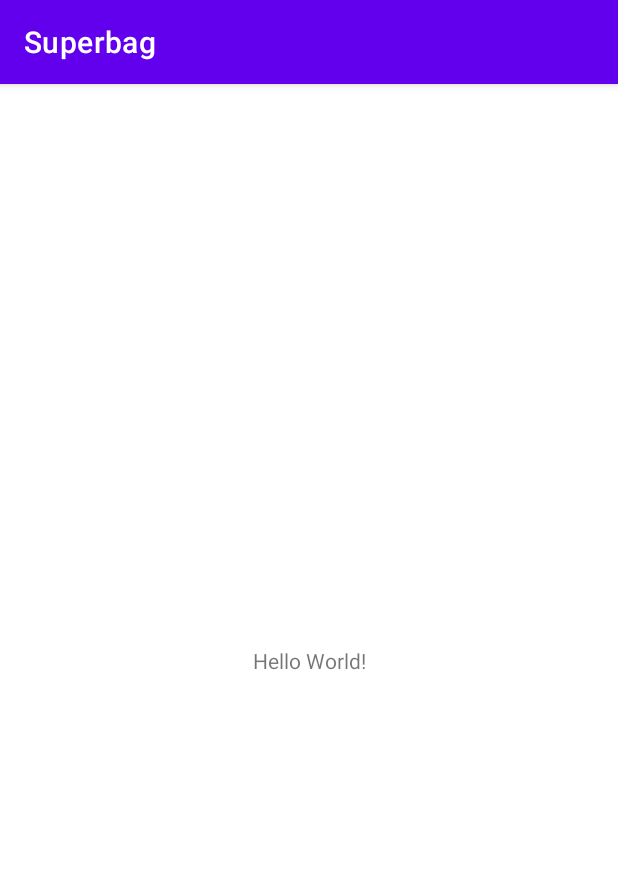
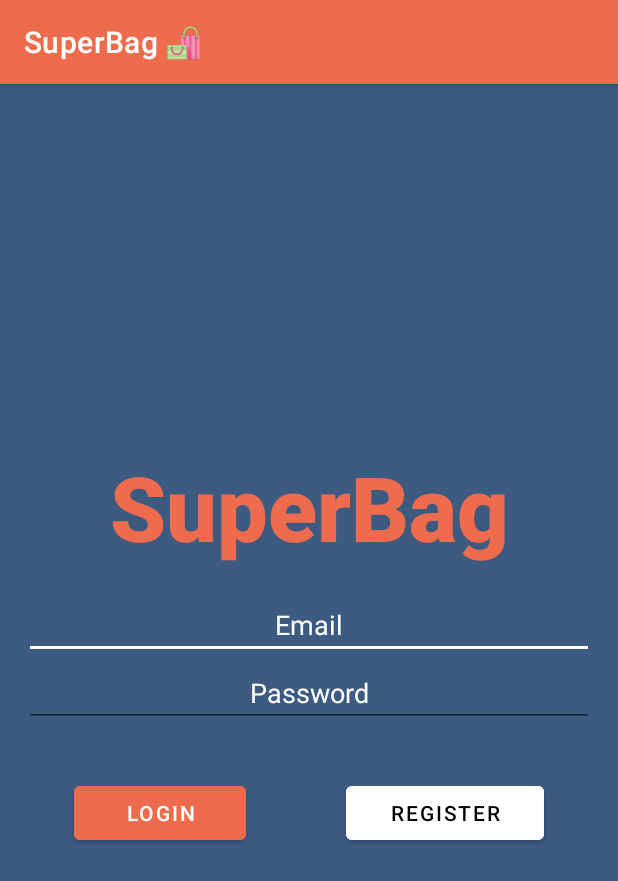
Before and after one commit to adrianpisabarrogarcia/SuperBag, an Android app: the screen it shows after launch (MainActivity before the commit, AuthActivity after it), on a phone screen of 412 x 824 dp. Shown: the top 881 px of the screen. Run offline under Robolectric (Android 15) with nearby library versions, the phone set to English and light mode, and no system bars.

Commit message:
Auth layout

```diff
--- a/app/build.gradle
+++ b/app/build.gradle
@@ -1,6 +1,7 @@
 plugins {
     id 'com.android.application'
     id 'org.jetbrains.kotlin.android'
+    id 'com.google.gms.google-services'
 }
 
 android {
@@ -33,7 +34,6 @@ android {
 }
 
 dependencies {
-
     implementation 'androidx.core:core-ktx:1.7.0'
     implementation 'androidx.appcompat:appcompat:1.4.1'
     implementation 'com.google.android.material:material:1.5.0'
@@ -41,4 +41,8 @@ dependencies {
     testImplementation 'junit:junit:4.13.2'
     androidTestImplementation 'androidx.test.ext:junit:1.1.3'
     androidTestImplementation 'androidx.test.espresso:espresso-core:3.4.0'
+    implementation platform('com.google.firebase:firebase-bom:29.3.1')
+    // For example, declare the dependencies for Firebase Authentication and Cloud Firestore
+    implementation 'com.google.firebase:firebase-auth'
+    implementation 'com.google.firebase:firebase-firestore'
 }
--- a/app/src/main/AndroidManifest.xml
+++ b/app/src/main/AndroidManifest.xml
@@ -13,7 +13,7 @@
         android:theme="@style/Theme.Superbag"
         tools:targetApi="31">
         <activity
-            android:name=".MainActivity"
+            android:name=".AuthActivity"
             android:exported="true">
             <intent-filter>
                 <action android:name="android.intent.action.MAIN" />
--- a/app/src/main/java/com/adriantxupisi/superbag/MainActivity.kt
+++ b/app/src/main/java/com/adriantxupisi/superbag/AuthActivity.kt
@@ -3,9 +3,9 @@ package com.adriantxupisi.superbag
 import androidx.appcompat.app.AppCompatActivity
 import android.os.Bundle
 
-class MainActivity : AppCompatActivity() {
+class AuthActivity : AppCompatActivity() {
     override fun onCreate(savedInstanceState: Bundle?) {
         super.onCreate(savedInstanceState)
-        setContentView(R.layout.activity_main)
+        setContentView(R.layout.activity_auth)
     }
 }
--- /dev/null
+++ b/app/src/main/res/layout/activity_auth.xml
@@ -0,0 +1,100 @@
+<?xml version="1.0" encoding="utf-8"?>
+<androidx.constraintlayout.widget.ConstraintLayout xmlns:android="http://schemas.android.com/apk/res/android"
+    xmlns:app="http://schemas.android.com/apk/res-auto"
+    xmlns:tools="http://schemas.android.com/tools"
+    android:layout_width="match_parent"
+    android:layout_height="match_parent"
+    android:background="#3D5A80"
+    tools:context=".AuthActivity">
+
+    <LinearLayout
+        android:layout_width="0dp"
+        android:layout_height="wrap_content"
+        android:layout_marginStart="16dp"
+        android:layout_marginTop="16dp"
+        android:layout_marginEnd="16dp"
+        android:layout_marginBottom="16dp"
+        android:layout_weight="1"
+        android:orientation="vertical"
+        app:layout_constraintBottom_toBottomOf="parent"
+        app:layout_constraintEnd_toEndOf="parent"
+        app:layout_constraintStart_toStartOf="parent"
+        app:layout_constraintTop_toTopOf="parent">
+
+        <TextView
+            android:id="@+id/textView"
+            android:layout_width="match_parent"
+            android:layout_height="wrap_content"
+            android:fontFamily="sans-serif-black"
+            android:text="SuperBag"
+            android:textAlignment="center"
+            android:textColor="#EE6C4D"
+            android:textSize="60sp"
+            android:layout_marginTop="16dp"
+            android:layout_marginBottom="16dp"
+            />
+
+
+        <EditText
+            android:id="@+id/editTextEmail"
+            android:layout_width="match_parent"
+            android:layout_height="wrap_content"
+            android:layout_weight="1"
+            android:elegantTextHeight="true"
+            android:ems="10"
+            android:hint="Email"
+            android:inputType="textEmailAddress"
+            android:textAlignment="center"
+            android:textColor="#FFFFFF"
+            android:textColorHighlight="#FFFFFF"
+            android:textColorHint="#FFFFFF"
+            android:textColorLink="#FFFFFF" />
+
+        <EditText
+            android:id="@+id/editTextPassword"
+            android:layout_width="match_parent"
+            android:layout_height="wrap_content"
+            android:layout_weight="1"
+            android:elegantTextHeight="true"
+            android:ems="10"
+            android:hint="Password"
+            android:inputType="textPassword"
+            android:textAlignment="center"
+            android:textColor="#FFFFFF"
+            android:textColorHighlight="#FFFFFF"
+            android:textColorHint="#FFFFFF"
+            android:textColorLink="#FFFFFF" />
+
+        <LinearLayout
+            android:layout_width="match_parent"
+            android:layout_height="match_parent"
+            android:layout_weight="1"
+            android:orientation="horizontal">
+
+            <Button
+                android:id="@+id/button"
+                android:layout_width="wrap_content"
+                android:layout_height="wrap_content"
+                android:layout_margin="50px"
+                android:layout_weight="1"
+                android:text="Login"
+                android:backgroundTint="#EE6C4D"
+                android:textColor="@android:color/white"
+                />
+
+            <Button
+                android:id="@+id/button2"
+                android:layout_width="wrap_content"
+                android:layout_height="wrap_content"
+                android:layout_margin="50px"
+                android:layout_weight="1"
+                android:text="Register"
+                android:backgroundTint="@android:color/white"
+                android:textColor="@android:color/black"
+                />
+        </LinearLayout>
+    </LinearLayout>
+
+
+
+</androidx.constraintlayout.widget.ConstraintLayout>
--- a/app/src/main/res/layout/activity_main.xml
+++ /dev/null
@@ -1,18 +0,0 @@
-<?xml version="1.0" encoding="utf-8"?>
-<androidx.constraintlayout.widget.ConstraintLayout xmlns:android="http://schemas.android.com/apk/res/android"
-    xmlns:app="http://schemas.android.com/apk/res-auto"
-    xmlns:tools="http://schemas.android.com/tools"
-    android:layout_width="match_parent"
-    android:layout_height="match_parent"
-    tools:context=".MainActivity">
-
-    <TextView
-        android:layout_width="wrap_content"
-        android:layout_height="wrap_content"
-        android:text="Hello World!"
-        app:layout_constraintBottom_toBottomOf="parent"
-        app:layout_constraintEnd_toEndOf="parent"
-        app:layout_constraintStart_toStartOf="parent"
-        app:layout_constraintTop_toTopOf="parent" />
-
-</androidx.constraintlayout.widget.ConstraintLayout>
--- a/app/src/main/res/values/colors.xml
+++ b/app/src/main/res/values/colors.xml
@@ -1,10 +1,10 @@
 <?xml version="1.0" encoding="utf-8"?>
 <resources>
-    <color name="purple_200">#FFBB86FC</color>
-    <color name="purple_500">#FF6200EE</color>
-    <color name="purple_700">#FF3700B3</color>
-    <color name="teal_200">#FF03DAC5</color>
-    <color name="teal_700">#FF018786</color>
+    <color name="purple_200">#293241</color>
+    <color name="purple_500">#EE6C4D</color>
+    <color name="purple_700">#293241</color>
+    <color name="teal_200">#FFFFFFFF</color>
+    <color name="teal_700">#FFFFFFFF</color>
     <color name="black">#FF000000</color>
     <color name="white">#FFFFFFFF</color>
 </resources>
--- a/app/src/main/res/values/strings.xml
+++ b/app/src/main/res/values/strings.xml
@@ -1,3 +1,3 @@
 <resources>
-    <string name="app_name">Superbag</string>
+    <string name="app_name">SuperBag 🛍</string>
 </resources>
--- a/build.gradle
+++ b/build.gradle
@@ -1,6 +1,10 @@
-// Top-level build file where you can add configuration options common to all sub-projects/modules.
+buildscript {
+    dependencies {
+        classpath 'com.google.gms:google-services:4.3.10'
+    }
+}// Top-level build file where you can add configuration options common to all sub-projects/modules.
 plugins {
-    id 'com.android.application' version '7.3.0-alpha08' apply false
-    id 'com.android.library' version '7.3.0-alpha08' apply false
+    id 'com.android.application' version '7.1.3' apply false
+    id 'com.android.library' version '7.1.3' apply false
     id 'org.jetbrains.kotlin.android' version '1.6.20-M1' apply false
 }
--- a/settings.gradle
+++ b/settings.gradle
@@ -11,6 +11,7 @@ dependencyResolutionManagement {
         google()
         mavenCentral()
     }
+
 }
 rootProject.name = "Superbag"
 include ':app'
```
Also changed, not shown: app/src/main/res/drawable/icon.png (added), gradle/wrapper/gradle-wrapper.properties.
